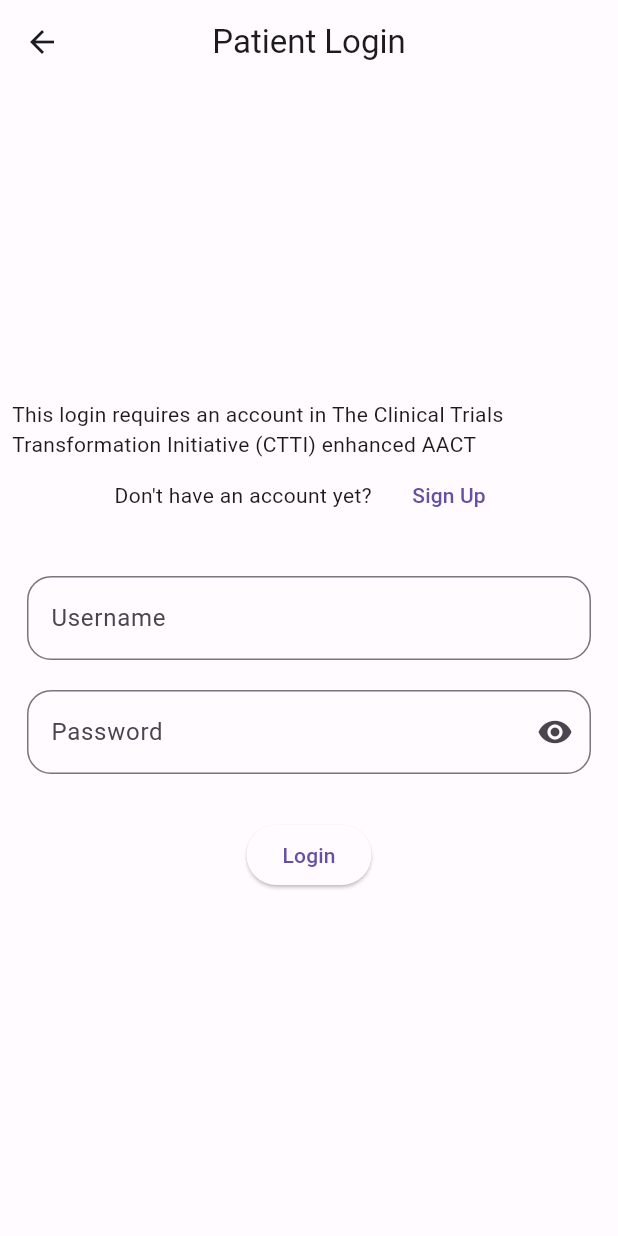
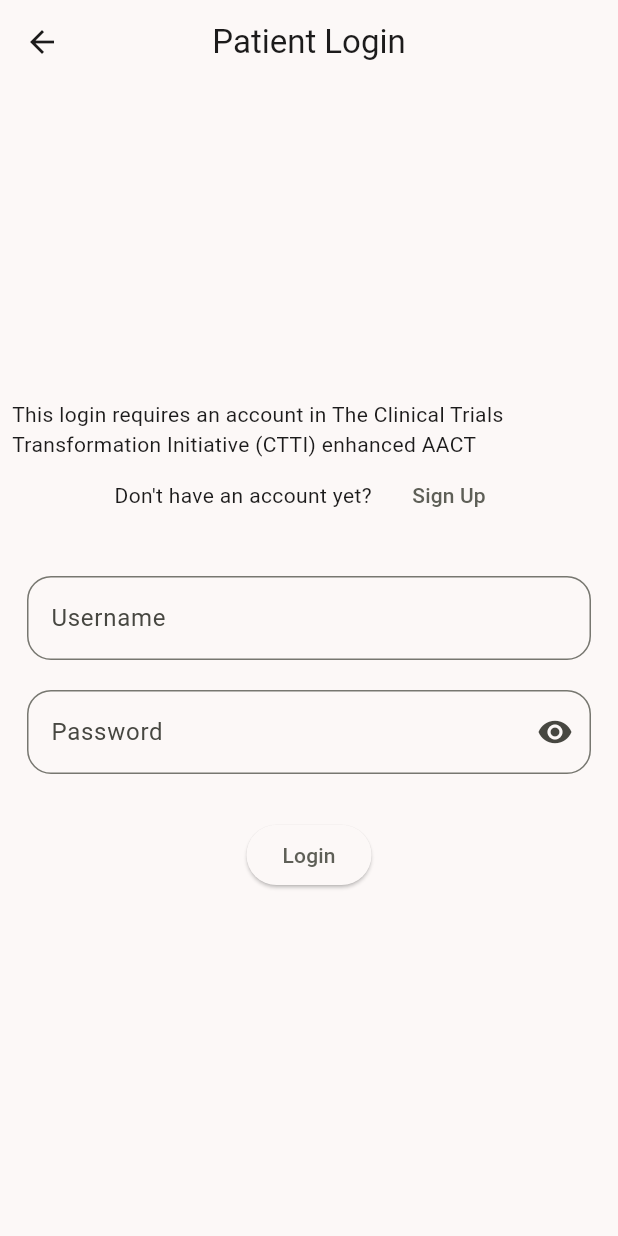
Before and after one commit to JohnnyCasares/trialpathway, a Flutter app: the screen it shows after launch, after a tap on "Patient", on a phone screen of 412 x 824 dp. Run offline on Flutter 3.47's test engine with Material 3 defaults, Android fonts, the phone set to English and light mode, and no system bars; our stand-ins replace animated_text_kit, get_it, shared_preferences; missing offline and left inert: postgres; generated files the repository leaves out were written again; project files that could hold a hidden picture were left out.

Commit message:
added logo, new color scheme

```diff
--- a/lib/main.dart
+++ b/lib/main.dart
@@ -67,8 +67,8 @@
       child: MaterialApp(
         title: 'Trial Pathway',
         themeMode: themeMode,
-        theme: CustomTheme.lightColorScheme,
-        darkTheme: CustomTheme.darkColorScheme,
+        theme: CustomTheme().light(),
+        darkTheme: CustomTheme().dark(),
         home: UserType(),
       ),
     );
--- a/lib/patient/new_patient/view_full_study.dart
+++ b/lib/patient/new_patient/view_full_study.dart
@@ -61,7 +61,7 @@
                       ),
                       if(loading||summary!=null)
                       Padding(
-                        padding: EdgeInsets.all(15),
+                        padding: const EdgeInsets.all(15),
                         child: Column(
                           crossAxisAlignment: CrossAxisAlignment.start,
                           children: [
@@ -72,11 +72,11 @@
                             Container(
                               padding: const EdgeInsets.all(10),
                               decoration: BoxDecoration(
-                                  border: Border.all(color: Theme.of(context).colorScheme.tertiaryContainer),
+                                  border: Border.all(color: Theme.of(context).colorScheme.primary),
                                   borderRadius: BorderRadius.circular(10)
                               ),
                               child: AnimatedTextKit(
-                                totalRepeatCount: 1,
+                                isRepeatingAnimation: false,
                                 animatedTexts: [
                                   TyperAnimatedText(summary!)
                                 ],
--- a/lib/user_type.dart
+++ b/lib/user_type.dart
@@ -2,7 +2,6 @@
 import 'package:flutter/widgets.dart';
 import 'package:hti_trialpathway/patient/aact_login.dart';
 import 'package:hti_trialpathway/researcher/login_research.dart';
-import 'package:hti_trialpathway/widgets/my_appbar.dart';
 
 class UserType extends StatelessWidget {
   const UserType({super.key});
@@ -10,21 +9,36 @@
   @override
   Widget build(BuildContext context) {
     return Scaffold(
-      appBar: const MyAppBar(),
-        body: Center(
-          child: Row(
+      body: Column(
+        mainAxisAlignment: MainAxisAlignment.center,
+        children: [
+          const Text('Welcome to TrialPathWay'),
+          const Padding(
+            padding: EdgeInsets.all(20.0),
+            child: Image(
+              image: AssetImage('assets/images/trial_pathway_logo.png'),
+              height: 200,
+            ),
+          ),
+          Row(
             mainAxisAlignment: MainAxisAlignment.spaceEvenly,
-
-          children: [
-            ElevatedButton(onPressed: (){
-              Navigator.of(context).push(MaterialPageRoute(builder: (_)=>const ResearchLogin()));
-            }, child: const Text('Researcher')),
-            ElevatedButton(onPressed: (){
-              Navigator.of(context).push(MaterialPageRoute(builder: (_)=>const AACTLogin()));
-            }, child: const Text('Patient')),
-          ],
-                ),
-        ),
+            children: [
+              ElevatedButton(
+                  onPressed: () {
+                    Navigator.of(context).push(MaterialPageRoute(
+                        builder: (_) => const ResearchLogin()));
+                  },
+                  child: const Text('Researcher')),
+              ElevatedButton(
+                  onPressed: () {
+                    Navigator.of(context).push(
+                        MaterialPageRoute(builder: (_) => const AACTLogin()));
+                  },
+                  child: const Text('Patient')),
+            ],
+          ),
+        ],
+      ),
     );
   }
 }
```
Also changed, not shown: lib/patient/new_patient/search.dart (+8 -8 lines), pubspec.yaml (+9 -3 lines), assets/images/trial_pathway_logo.png (added), lib/theme/color_schemes.g.dart, pubspec.lock, 28 other files.
